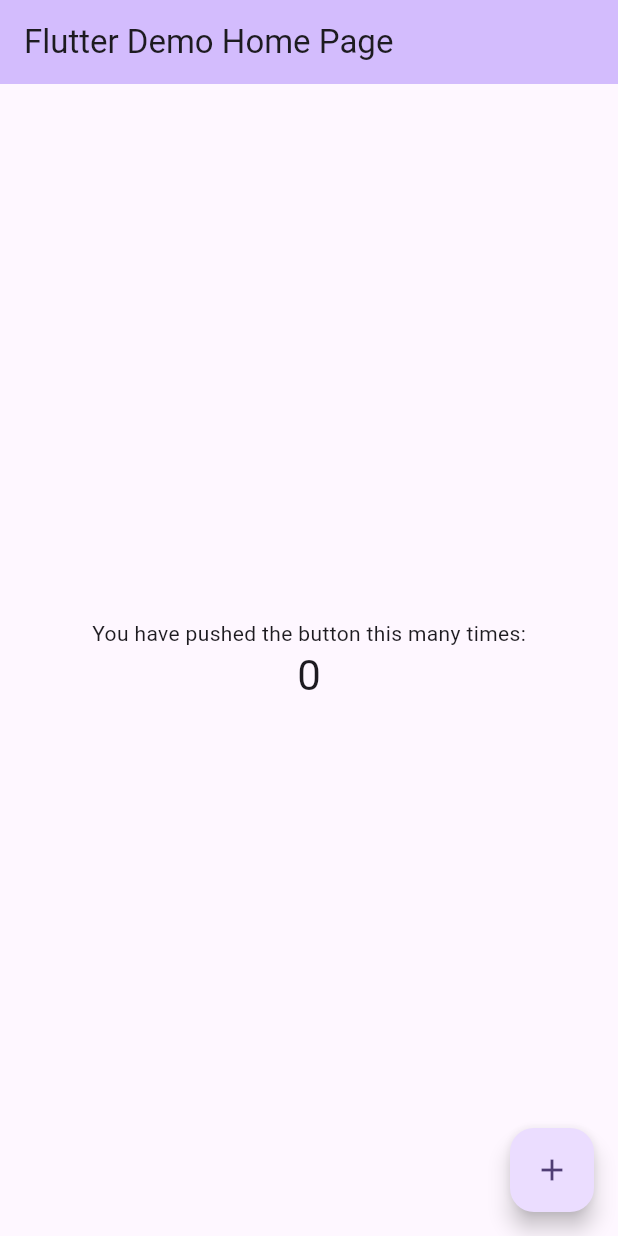
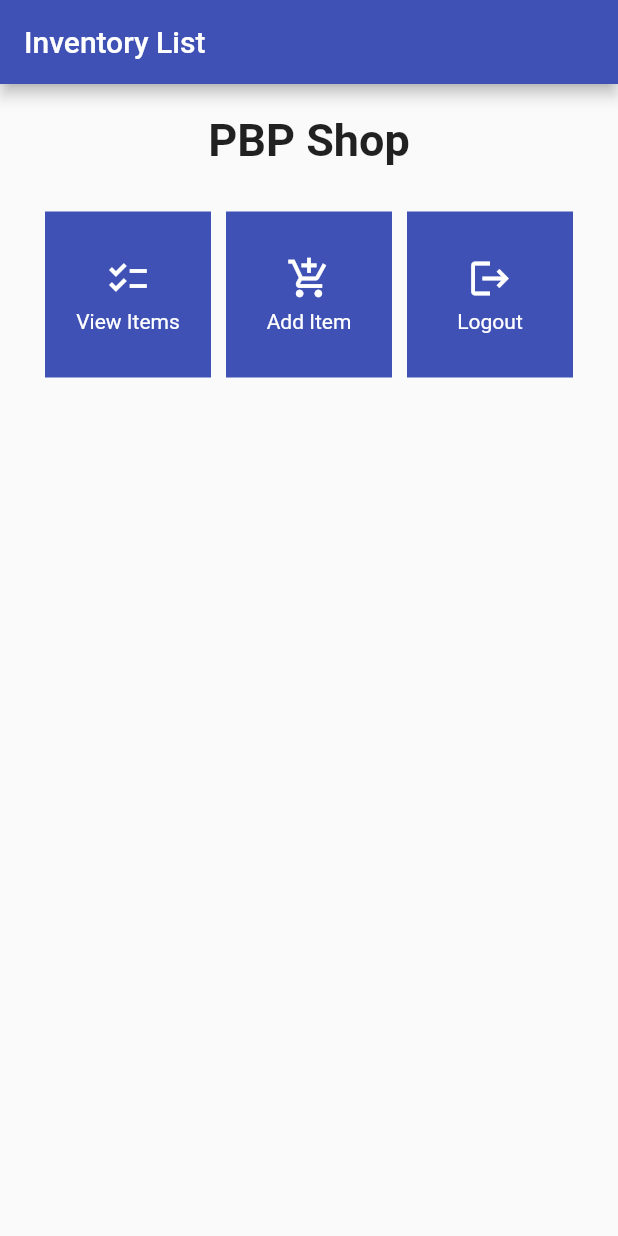
Before and after one commit to ardhika23/inventory-list-mobile, a Flutter app: the screen it shows after launch, on a phone screen of 412 x 824 dp. Run offline on Flutter 3.47's test engine with Material 2 defaults, Android fonts, the phone set to English and light mode, and no system bars.

Commit message:
Already Finished Assignment 7

```diff
--- a/lib/main.dart
+++ b/lib/main.dart
@@ -1,4 +1,5 @@
 import 'package:flutter/material.dart';
+import 'package:inventory_list/menu.dart';
 
 void main() {
   runApp(const MyApp());
@@ -28,98 +29,11 @@ class MyApp extends StatelessWidget {
         //
         // This works for code too, not just values: Most code changes can be
         // tested with just a hot reload.
-        colorScheme: ColorScheme.fromSeed(seedColor: Colors.deepPurple),
-        useMaterial3: true,
+        // colorScheme: ColorScheme.fromSeed(seedColor: Colors.indigo),
+        // useMaterial3: true,
+        primarySwatch: Colors.indigo
       ),
-      home: const MyHomePage(title: 'Flutter Demo Home Page'),
+      home: MyHomePage(),
     );
   }
 }
-
-class MyHomePage extends StatefulWidget {
-  const MyHomePage({super.key, required this.title});
-
-  // This widget is the home page of your application. It is stateful, meaning
-  // that it has a State object (defined below) that contains fields that affect
-  // how it looks.
-
-  // This class is the configuration for the state. It holds the values (in this
-  // case the title) provided by the parent (in this case the App widget) and
-  // used by the build method of the State. Fields in a Widget subclass are
-  // always marked "final".
-
-  final String title;
-
-  @override
-  State<MyHomePage> createState() => _MyHomePageState();
-}
-
-class _MyHomePageState extends State<MyHomePage> {
-  int _counter = 0;
-
-  void _incrementCounter() {
-    setState(() {
-      // This call to setState tells the Flutter framework that something has
-      // changed in this State, which causes it to rerun the build method below
-      // so that the display can reflect the updated values. If we changed
-      // _counter without calling setState(), then the build method would not be
-      // called again, and so nothing would appear to happen.
-      _counter++;
-    });
-  }
-
-  @override
-  Widget build(BuildContext context) {
-    // This method is rerun every time setState is called, for instance as done
-    // by the _incrementCounter method above.
-    //
-    // The Flutter framework has been optimized to make rerunning build methods
-    // fast, so that you can just rebuild anything that needs updating rather
-    // than having to individually change instances of widgets.
-    return Scaffold(
-      appBar: AppBar(
-        // TRY THIS: Try changing the color here to a specific color (to
-        // Colors.amber, perhaps?) and trigger a hot reload to see the AppBar
-        // change color while the other colors stay the same.
-        backgroundColor: Theme.of(context).colorScheme.inversePrimary,
-        // Here we take the value from the MyHomePage object that was created by
-        // the App.build method, and use it to set our appbar title.
-        title: Text(widget.title),
-      ),
-      body: Center(
-        // Center is a layout widget. It takes a single child and positions it
-        // in the middle of the parent.
-        child: Column(
-          // Column is also a layout widget. It takes a list of children and
-          // arranges them vertically. By default, it sizes itself to fit its
-          // children horizontally, and tries to be as tall as its parent.
-          //
-          // Column has various properties to control how it sizes itself and
-          // how it positions its children. Here we use mainAxisAlignment to
-          // center the children vertically; the main axis here is the vertical
-          // axis because Columns are vertical (the cross axis would be
-          // horizontal).
-          //
-          // TRY THIS: Invoke "debug painting" (choose the "Toggle Debug Paint"
-          // action in the IDE, or press "p" in the console), to see the
-          // wireframe for each widget.
-          mainAxisAlignment: MainAxisAlignment.center,
-          children: <Widget>[
-            const Text(
-              'You have pushed the button this many times:',
-            ),
-            Text(
-              '$_counter',
-              style: Theme.of(context).textTheme.headlineMedium,
-            ),
-          ],
-        ),
-      ),
-      floatingActionButton: FloatingActionButton(
-        onPressed: _incrementCounter,
-        tooltip: 'Increment',
-        child: const Icon(Icons.add),
-      ), // This trailing comma makes auto-formatting nicer for build methods.
-    );
-  }
-}
--- /dev/null
+++ b/lib/menu.dart
@@ -0,0 +1,121 @@
+import 'package:flutter/material.dart';
+
+class MyHomePage extends StatelessWidget {
+  MyHomePage({Key? key}) : super(key: key);
+
+  final List<ShopItem> items = [
+      ShopItem("View Items", Icons.checklist),
+      ShopItem("Add Item", Icons.add_shopping_cart),
+      ShopItem("Logout", Icons.logout),
+  ];
+
+
+  // This widget is the home page of your application. It is stateful, meaning
+  // that it has a State object (defined below) that contains fields that affect
+  // how it looks.
+
+  // This class is the configuration for the state. It holds the values (in this
+  // case the title) provided by the parent (in this case the App widget) and
+  // used by the build method of the State. Fields in a Widget subclass are
+  // always marked "final".
+
+  @override
+    Widget build(BuildContext context) {
+        return Scaffold(
+          appBar: AppBar(
+            title: const Text(
+              'Inventory List',
+            ),
+          ),
+          body: SingleChildScrollView(
+            // Scrolling wrapper widget
+            child: Padding(
+              padding: const EdgeInsets.all(10.0), // Set padding for the page
+              child: Column(
+                // Widget to display children vertically
+                children: <Widget>[
+                  const Padding(
+                    padding: EdgeInsets.only(top: 10.0, bottom: 10.0),
+                    // Text widget to display text with center alignment and appropriate style
+                    child: Text(
+                      'PBP Shop', // Text indicating the shop name
+                      textAlign: TextAlign.center,
+                      style: TextStyle(
+                        fontSize: 30,
+                        fontWeight: FontWeight.bold,
+                      ),
+                    ),
+                  ),
+                  // Grid layout
+                  GridView.count(
+                    // Container for our cards.
+                    primary: true,
+                    padding: const EdgeInsets.all(20),
+                    crossAxisSpacing: 10,
+                    mainAxisSpacing: 10,
+                    crossAxisCount: 3,
+                    shrinkWrap: true,
+                    children: items.map((ShopItem item) {
+                      // Iteration for each item
+                      return ShopCard(item);
+                    }).toList(),
+                  ),
+                ],
+              ),
+            ),
+          ),
+        );
+    }
+}
+
+class ShopCard extends StatelessWidget {
+  final ShopItem item;
+
+  const ShopCard(this.item, {Key? key}); // Constructor
+
+  @override
+  Widget build(BuildContext context) {
+    return Material(
+      color: Colors.indigo,
+      child: InkWell(
+        // Responsive touch area
+        onTap: () {
+          // Show a SnackBar when clicked
+          ScaffoldMessenger.of(context)
+            ..hideCurrentSnackBar()
+            ..showSnackBar(SnackBar(
+                content: Text("You pressed the ${item.name} button!")));
+        },
+        child: Container(
+          // Container to hold Icon and Text
+          padding: const EdgeInsets.all(8),
+          child: Center(
+            child: Column(
+              mainAxisAlignment: MainAxisAlignment.center,
+              children: [
+                Icon(
+                  item.icon,
+                  color: Colors.white,
+                  size: 30.0,
+                ),
+                const Padding(padding: EdgeInsets.all(3)),
+                Text(
+                  item.name,
+                  textAlign: TextAlign.center,
+                  style: const TextStyle(color: Colors.white),
+                ),
+              ],
+            ),
+          ),
+        ),
+      ),
+    );
+  }
+}
+
+class ShopItem {
+  final String name;
+  final IconData icon;
+
+  ShopItem(this.name, this.icon);
+}
```
